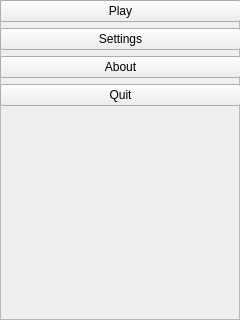
rochford/cutefootball, file mainMenuFrame.ui: the form before one commit.
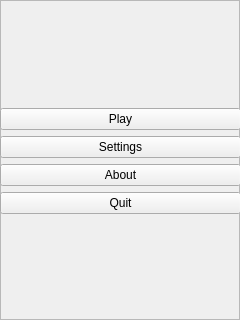
The form after the commit.

Diff of the .ui file:
```diff
--- a/mainMenuFrame.ui
+++ b/mainMenuFrame.ui
@@ -32,6 +32,19 @@
     </rect>
    </property>
    <layout class="QVBoxLayout" name="verticalLayout">
+    <item>
+     <spacer name="verticalSpacer_2">
+      <property name="orientation">
+       <enum>Qt::Vertical</enum>
+      </property>
+      <property name="sizeHint" stdset="0">
+       <size>
+        <width>20</width>
+        <height>40</height>
+       </size>
+      </property>
+     </spacer>
+    </item>
     <item>
      <widget class="QPushButton" name="m_newGameBtn">
       <property name="text">
```
Left out of the diff: 2 changed lines with no effect on the pictures.
